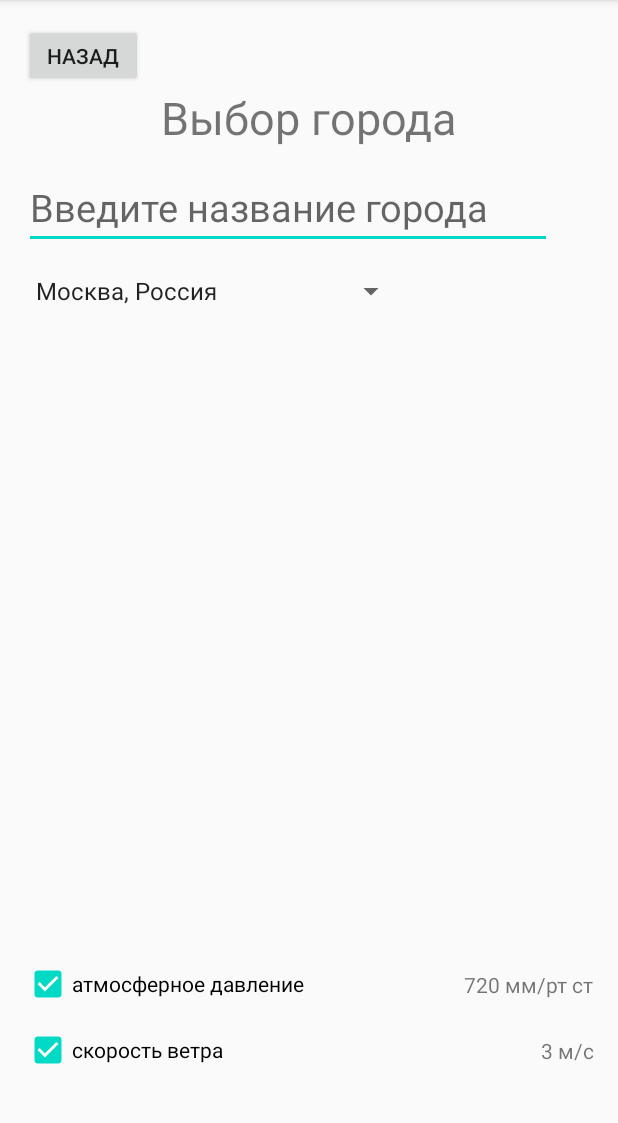
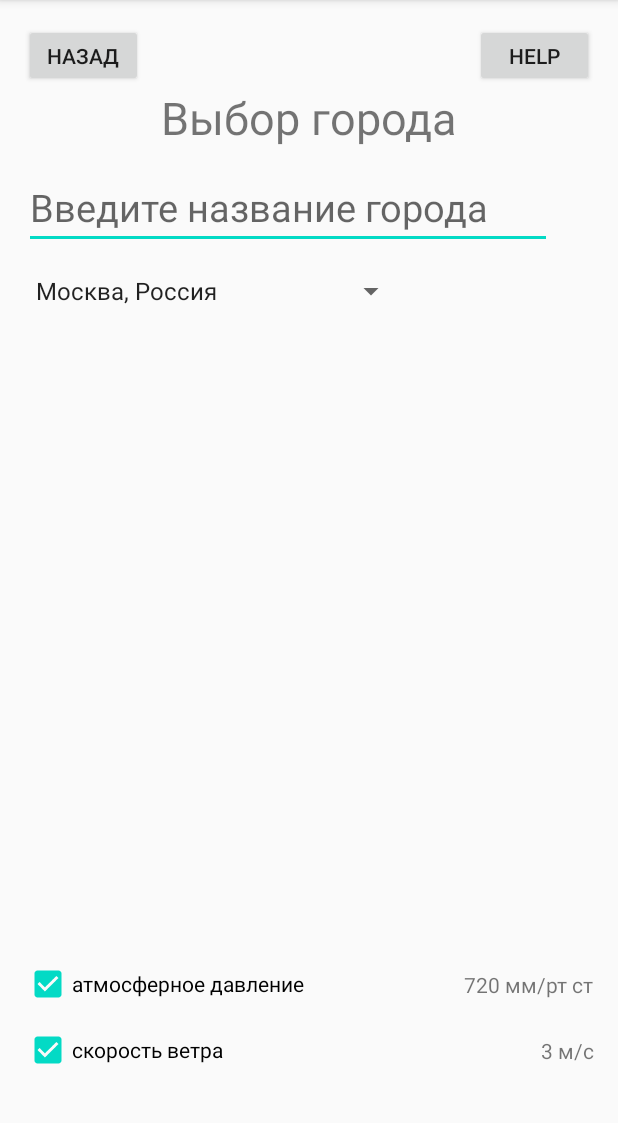
Before and after one commit to koassumo/Andr_HW1, an Android app: the SitySelect screen opened directly, with no data from a screen before it, on a phone screen of 412 x 824 dp, the part 84-1207 px from its top. Run offline under Robolectric (Android 15) with nearby library versions, the phone set to English and light mode, and no system bars.

Commit message:
ДЗ 4 подключена третья активити для проверки finish (все работает, но подчеркивает активити красным

```diff
--- a/app/src/main/java/ru/geekbrains/android1/hw1/SitySelect.java
+++ b/app/src/main/java/ru/geekbrains/android1/hw1/SitySelect.java
@@ -19,6 +19,8 @@ public class SitySelect extends AppCompatActivity {
 
     private static final String TAG = "SitySelect";
     private Button buttonBack;
+    private Button buttonHelp;
+
     private TextView editTextTown;
     private Spinner spinnerTown;
     private CheckBox checkBoxAtmoPressure;
@@ -37,10 +39,11 @@ public class SitySelect extends AppCompatActivity {
         super.onCreate(savedInstanceState);
         setContentView(R.layout.sity_select);
         initViews();
-        setOnСheckBoxAtmoPressure();
-        setOnСheckBoxWind();
+        setOnCheckBoxAtmoPressure();
+        setOnCheckBoxWind();
 
         setOnStartMainActivityBtnClick ();
+        setOnHelpBtnClick();
 
         String instanceState;
         if (savedInstanceState == null) {
@@ -54,6 +57,7 @@ public class SitySelect extends AppCompatActivity {
 
     private void initViews() {
         buttonBack = findViewById(R.id.buttonBack);
+        buttonHelp = findViewById(R.id.buttonHelp);
 
         editTextTown = findViewById(R.id.textViewSitySelectChoose);
         String text = getIntent().getStringExtra(MainActivity.TOWN_KEY);
@@ -78,7 +82,17 @@ public class SitySelect extends AppCompatActivity {
         });
     }
 
-    private void setOnСheckBoxAtmoPressure() {
+    private void setOnHelpBtnClick() {
+        buttonHelp.setOnClickListener(new View.OnClickListener() {
+            @Override
+            public void onClick(View v) {
+                Intent intent = new Intent (SitySelect.this, ActivityHelpInstruction.class);
+                startActivity(intent);
+            }
+        });
+    }
+
+    private void setOnCheckBoxAtmoPressure() {
         checkBoxAtmoPressure.setOnCheckedChangeListener(new CompoundButton.OnCheckedChangeListener() {
             @Override
             public void onCheckedChanged(CompoundButton buttonView, boolean isChecked) {
@@ -93,7 +107,7 @@ public class SitySelect extends AppCompatActivity {
         });
     }
 
-    private void setOnСheckBoxWind() {
+    private void setOnCheckBoxWind() {
         checkBoxWind.setOnCheckedChangeListener(new CompoundButton.OnCheckedChangeListener() {
             @Override
             public void onCheckedChanged(CompoundButton buttonView, boolean isChecked) {
--- a/app/src/main/res/layout/sity_select.xml
+++ b/app/src/main/res/layout/sity_select.xml
@@ -14,6 +14,16 @@
         android:layout_marginTop="16dp"
         android:text="@string/button_back"
         app:layout_constraintStart_toStartOf="parent"
+        app:layout_constraintTop_toTopOf="parent" />
+
+    <Button
+        android:id="@+id/buttonHelp"
+        android:layout_width="79dp"
+        android:layout_height="42dp"
+        android:layout_marginTop="16dp"
+        android:layout_marginEnd="16dp"
+        android:text="@string/button_help"
+        app:layout_constraintEnd_toEndOf="parent"
         app:layout_constraintTop_toTopOf="parent" />
 
     <TextView
--- a/app/src/main/res/values/strings.xml
+++ b/app/src/main/res/values/strings.xml
@@ -22,6 +22,7 @@
     <string name="checkbox_wind_title">скорость ветра</string>
     <string name="checkbox_atmo_title">атмосферное давление</string>
     <string name="button_back">Назад</string>
+    <string name="button_help">help</string>
     <string name="btn_sity_select_title">Изменить</string>
     <string-array name="list_of_towns">
         <item>Москва, Россия</item>
```
Also changed, not shown: app/src/main/AndroidManifest.xml (+3 -4 lines), app/src/main/java/ru/geekbrains/android1/hw1/ActivityHelpInstruction.java (added, +36 -0 lines), app/src/main/res/layout/activity_help_instruction.xml (added, +21 -0 lines).
